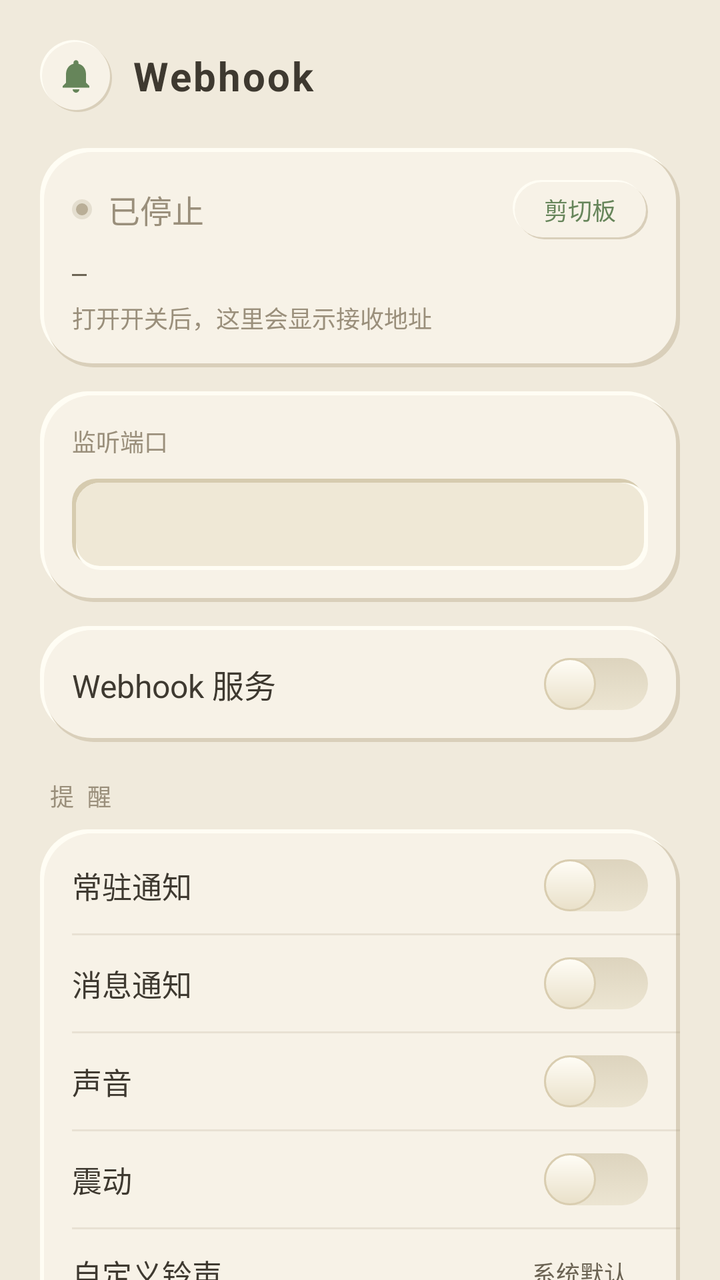
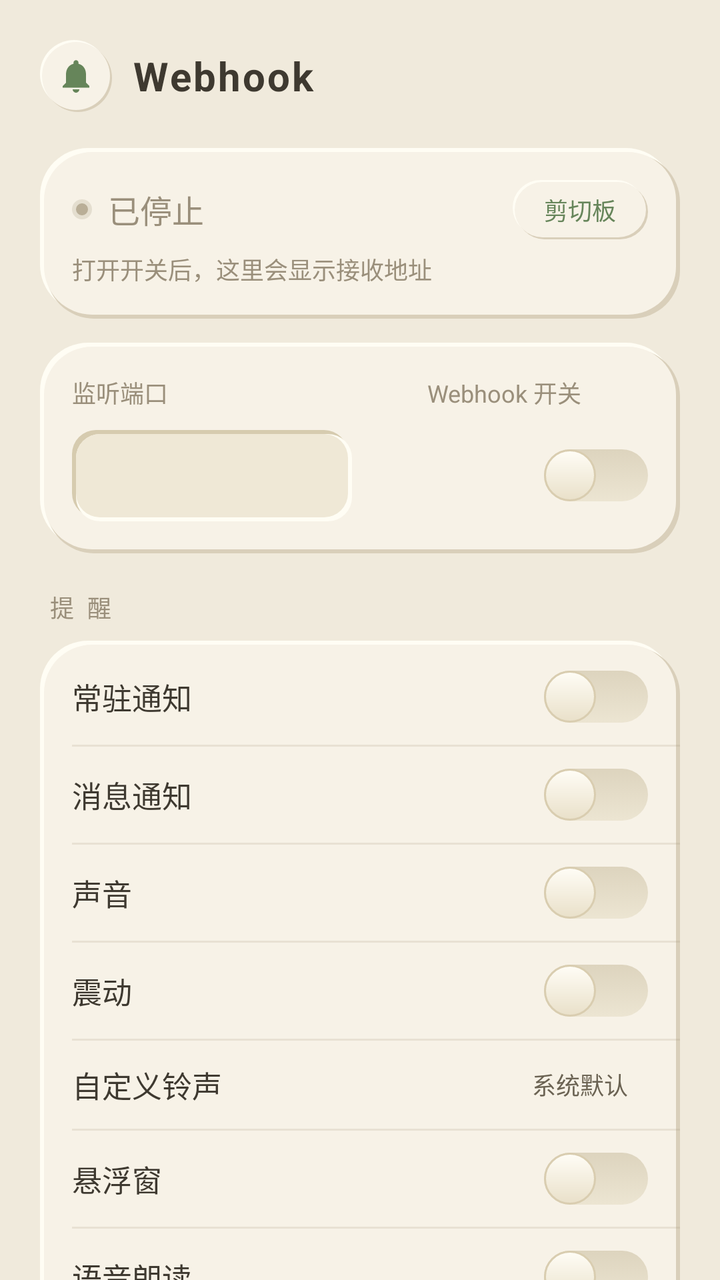

Before-and-after screenshots of an Android layout around one commit, followed by the original layout XML and the change that was made.
<!-- AndroidManifest.xml: application theme AppTheme -->
<!-- res/layout/activity_main.xml -->
<?xml version="1.0" encoding="utf-8"?>
<ScrollView xmlns:android="http://schemas.android.com/apk/res/android"
    android:layout_width="match_parent"
    android:layout_height="match_parent"
    android:fillViewport="true"
    android:scrollbars="none">

    <LinearLayout
        android:layout_width="match_parent"
        android:layout_height="wrap_content"
        android:orientation="vertical"
        android:padding="20dp">

        <LinearLayout
            android:layout_width="match_parent"
            android:layout_height="wrap_content"
            android:orientation="horizontal"
            android:gravity="center_vertical"
            android:paddingBottom="4dp">

            <ImageView
                android:layout_width="36dp"
                android:layout_height="36dp"
                android:background="@drawable/bg_pill"
                android:src="@drawable/ic_notification"
                android:tint="@color/accent_deep"
                android:padding="8dp"/>

            <TextView
                android:layout_width="wrap_content"
                android:layout_height="wrap_content"
                android:layout_marginStart="10dp"
                android:text="Webhook"
                android:textColor="@color/ink"
                android:textSize="20sp"
                android:textStyle="bold"
                android:letterSpacing="0.05"/>
        </LinearLayout>

        <LinearLayout
            android:layout_width="match_parent"
            android:layout_height="wrap_content"
            android:orientation="vertical"
            android:background="@drawable/bg_card"
            android:padding="16dp"
            android:layout_marginTop="14dp">

            <LinearLayout
                android:layout_width="match_parent"
                android:layout_height="wrap_content"
                android:orientation="horizontal"
                android:gravity="center_vertical">

                <View
                    android:id="@+id/led"
                    android:layout_width="10dp"
                    android:layout_height="10dp"
                    android:background="@drawable/led_off"/>

                <TextView
                    android:id="@+id/status"
                    android:layout_width="0dp"
                    android:layout_height="wrap_content"
                    android:layout_weight="3"
                    android:layout_marginStart="8dp"
                    android:text="已停止"
                    android:textColor="@color/muted"
                    android:textSize="16sp"
                    android:maxLines="1"
                    android:ellipsize="end"/>

                <TextView
                    android:id="@+id/clip_btn"
                    android:layout_width="0dp"
                    android:layout_height="wrap_content"
                    android:layout_weight="1"
                    android:background="@drawable/bg_pill"
                    android:paddingTop="6dp"
                    android:paddingBottom="6dp"
                    android:text="剪切板"
                    android:gravity="center"
                    android:textColor="@color/accent_deep"
                    android:textSize="12sp"
                    android:clickable="true"
                    android:focusable="true"
                    android:foreground="?android:attr/selectableItemBackground"/>
            </LinearLayout>

            <TextView
                android:id="@+id/badge"
                android:layout_width="wrap_content"
                android:layout_height="wrap_content"
                android:layout_marginTop="8dp"
                android:text="—"
                android:textColor="@color/dark"
                android:textSize="12sp"
                android:fontFamily="monospace"/>

            <TextView
                android:id="@+id/urls"
                android:layout_width="match_parent"
                android:layout_height="wrap_content"
                android:layout_marginTop="6dp"
                android:text="打开开关后，这里会显示接收地址"
                android:textColor="@color/muted"
                android:textSize="12sp"/>
        </LinearLayout>

        <LinearLayout
            android:layout_width="match_parent"
            android:layout_height="wrap_content"
            android:orientation="vertical"
            android:background="@drawable/bg_card"
            android:padding="16dp"
            android:layout_marginTop="12dp">

            <TextView
                android:layout_width="match_parent"
                android:layout_height="wrap_content"
                android:text="监听端口"
                android:textColor="@color/muted"
                android:textSize="12sp"/>

            <EditText
                android:id="@+id/port"
                android:layout_width="match_parent"
                android:layout_height="wrap_content"
                android:layout_marginTop="10dp"
                android:background="@drawable/bg_inset"
                android:padding="12dp"
                android:inputType="number"
                android:maxLength="5"
                android:textSize="16sp"
                android:textColor="@color/ink"/>
        </LinearLayout>

        <LinearLayout
            android:layout_width="match_parent"
            android:layout_height="wrap_content"
            android:orientation="horizontal"
            android:gravity="center_vertical"
            android:background="@drawable/bg_card"
            android:padding="16dp"
            android:layout_marginTop="12dp">

            <TextView
                android:layout_width="0dp"
                android:layout_height="wrap_content"
                android:layout_weight="1"
                android:text="Webhook 服务"
                android:textColor="@color/ink"
                android:textSize="16sp"/>

            <Switch
                android:id="@+id/toggle"
                style="@style/NeoSwitch"
                android:layout_width="wrap_content"
                android:layout_height="wrap_content"/>
        </LinearLayout>

        <TextView
            android:layout_width="wrap_content"
            android:layout_height="wrap_content"
            android:layout_marginTop="18dp"
            android:layout_marginStart="4dp"
            android:text="提 醒"
            android:textColor="@color/muted"
            android:textSize="12sp"
            android:letterSpacing="0.15"/>

        <LinearLayout
            android:layout_width="match_parent"
            android:layout_height="wrap_content"
            android:orientation="vertical"
            android:background="@drawable/bg_card"
            android:paddingTop="4dp"
            android:paddingBottom="4dp"
            android:layout_marginTop="8dp">

            <LinearLayout
                android:layout_width="match_parent"
                android:layout_height="wrap_content"
                android:orientation="horizontal"
                android:gravity="center_vertical"
                android:paddingStart="16dp"
                android:paddingEnd="16dp"
                android:paddingTop="11dp"
                android:paddingBottom="11dp">

                <TextView
                    android:layout_width="0dp"
                    android:layout_height="wrap_content"
                    android:layout_weight="1"
                    android:text="常驻通知"
                    android:textColor="@color/ink"
                    android:textSize="15sp"/>

                <Switch
                    android:id="@+id/sw_fgs"
                    style="@style/NeoSwitch"
                    android:layout_width="wrap_content"
                    android:layout_height="wrap_content"/>
            </LinearLayout>

            <View
                android:layout_width="match_parent"
                android:layout_height="1dp"
                android:layout_marginStart="16dp"
                android:background="@color/divider"/>

            <LinearLayout
                android:layout_width="match_parent"
                android:layout_height="wrap_content"
                android:orientation="horizontal"
                android:gravity="center_vertical"
                android:paddingStart="16dp"
                android:paddingEnd="16dp"
                android:paddingTop="11dp"
                android:paddingBottom="11dp">

                <TextView
                    android:layout_width="0dp"
                    android:layout_height="wrap_content"
                    android:layout_weight="1"
                    android:text="消息通知"
                    android:textColor="@color/ink"
                    android:textSize="15sp"/>

                <Switch
                    android:id="@+id/sw_notify"
                    style="@style/NeoSwitch"
                    android:layout_width="wrap_content"
                    android:layout_height="wrap_content"/>
            </LinearLayout>

            <View
                android:layout_width="match_parent"
                android:layout_height="1dp"
                android:layout_marginStart="16dp"
                android:background="@color/divider"/>

            <LinearLayout
                android:layout_width="match_parent"
                android:layout_height="wrap_content"
                android:orientation="horizontal"
                android:gravity="center_vertical"
                android:paddingStart="16dp"
                android:paddingEnd="16dp"
                android:paddingTop="11dp"
                android:paddingBottom="11dp">

                <TextView
                    android:layout_width="0dp"
                    android:layout_height="wrap_content"
                    android:layout_weight="1"
                    android:text="声音"
                    android:textColor="@color/ink"
                    android:textSize="15sp"/>

                <Switch
                    android:id="@+id/sw_sound"
                    style="@style/NeoSwitch"
                    android:layout_width="wrap_content"
                    android:layout_height="wrap_content"/>
            </LinearLayout>

            <View
                android:layout_width="match_parent"
                android:layout_height="1dp"
                android:layout_marginStart="16dp"
                android:background="@color/divider"/>

            <LinearLayout
                android:layout_width="match_parent"
                android:layout_height="wrap_content"
                android:orientation="horizontal"
                android:gravity="center_vertical"
                android:paddingStart="16dp"
                android:paddingEnd="16dp"
                android:paddingTop="11dp"
                android:paddingBottom="11dp">

                <TextView
                    android:layout_width="0dp"
                    android:layout_height="wrap_content"
                    android:layout_weight="1"
                    android:text="震动"
                    android:textColor="@color/ink"
                    android:textSize="15sp"/>

                <Switch
                    android:id="@+id/sw_vibrate"
                    style="@style/NeoSwitch"
                    android:layout_width="wrap_content"
                    android:layout_height="wrap_content"/>
            </LinearLayout>

            <View
                android:layout_width="match_parent"
                android:layout_height="1dp"
                android:layout_marginStart="16dp"
                android:background="@color/divider"/>

            <LinearLayout
                android:id="@+id/ring_row"
                android:layout_width="match_parent"
                android:layout_height="wrap_content"
                android:orientation="horizontal"
                android:gravity="center_vertical"
                android:paddingStart="16dp"
                android:paddingEnd="16dp"
                android:paddingTop="11dp"
                android:paddingBottom="11dp"
                android:clickable="true"
                android:focusable="true"
                android:foreground="?android:attr/selectableItemBackground">

                <TextView
                    android:layout_width="0dp"
                    android:layout_height="wrap_content"
                    android:layout_weight="1"
                    android:text="自定义铃声"
                    android:textColor="@color/ink"
                    android:textSize="15sp"/>

                <TextView
                    android:id="@+id/ring_val"
                    android:layout_width="wrap_content"
                    android:layout_height="wrap_content"
                    android:layout_marginEnd="10dp"
                    android:text="系统默认"
                    android:textColor="@color/dark"
                    android:textSize="12sp"
                    android:maxLines="1"
                    android:ellipsize="end"
                    android:maxWidth="140dp"/>
            </LinearLayout>

            <View
                android:layout_width="match_parent"
                android:layout_height="1dp"
                android:layout_marginStart="16dp"
                android:background="@color/divider"/>

            <LinearLayout
                android:layout_width="match_parent"
                android:layout_height="wrap_content"
                android:orientation="horizontal"
                android:gravity="center_vertical"
                android:paddingStart="16dp"
                android:paddingEnd="16dp"
                android:paddingTop="11dp"
                android:paddingBottom="11dp">

                <TextView
                    android:layout_width="0dp"
                    android:layout_height="wrap_content"
                    android:layout_weight="1"
                    android:text="悬浮窗"
                    android:textColor="@color/ink"
                    android:textSize="15sp"/>

                <Switch
                    android:id="@+id/sw_float_msg"
                    style="@style/NeoSwitch"
                    android:layout_width="wrap_content"
                    android:layout_height="wrap_content"/>
            </LinearLayout>

            <View
                android:layout_width="match_parent"
                android:layout_height="1dp"
                android:layout_marginStart="16dp"
                android:background="@color/divider"/>

            <LinearLayout
                android:layout_width="match_parent"
                android:layout_height="wrap_content"
                android:orientation="horizontal"
                android:gravity="center_vertical"
                android:paddingStart="16dp"
                android:paddingEnd="16dp"
                android:paddingTop="11dp"
                android:paddingBottom="11dp">

                <TextView
                    android:layout_width="0dp"
                    android:layout_height="wrap_content"
                    android:layout_weight="1"
                    android:text="悬浮球"
                    android:textColor="@color/ink"
                    android:textSize="15sp"/>

                <Switch
                    android:id="@+id/sw_float_ball"
                    style="@style/NeoSwitch"
                    android:layout_width="wrap_content"
                    android:layout_height="wrap_content"/>
            </LinearLayout>

            <View
                android:layout_width="match_parent"
                android:layout_height="1dp"
                android:layout_marginStart="16dp"
                android:background="@color/divider"/>

            <LinearLayout
                android:layout_width="match_parent"
                android:layout_height="wrap_content"
                android:orientation="horizontal"
                android:gravity="center_vertical"
                android:paddingStart="16dp"
                android:paddingEnd="16dp"
                android:paddingTop="11dp"
                android:paddingBottom="11dp">

                <TextView
                    android:layout_width="0dp"
                    android:layout_height="wrap_content"
                    android:layout_weight="1"
                    android:text="语音朗读"
                    android:textColor="@color/ink"
                    android:textSize="15sp"/>

                <Switch
                    android:id="@+id/sw_tts"
                    style="@style/NeoSwitch"
                    android:layout_width="wrap_content"
                    android:layout_height="wrap_content"/>
            </LinearLayout>
        </LinearLayout>

        <TextView
            android:layout_width="wrap_content"
            android:layout_height="wrap_content"
            android:layout_marginTop="18dp"
            android:layout_marginStart="4dp"
            android:text="保 活"
            android:textColor="@color/muted"
            android:textSize="12sp"
            android:letterSpacing="0.15"/>

        <LinearLayout
            android:layout_width="match_parent"
            android:layout_height="wrap_content"
            android:orientation="vertical"
            android:background="@drawable/bg_card"
            android:paddingTop="4dp"
            android:paddingBottom="4dp"
            android:layout_marginTop="8dp">

            <LinearLayout
                android:layout_width="match_parent"
                android:layout_height="wrap_content"
                android:orientation="horizontal"
                android:gravity="center_vertical"
                android:paddingStart="16dp"
                android:paddingEnd="16dp"
                android:paddingTop="11dp"
                android:paddingBottom="11dp">

                <TextView
                    android:layout_width="0dp"
                    android:layout_height="wrap_content"
                    android:layout_weight="1"
                    android:text="开机自启"
                    android:textColor="@color/ink"
                    android:textSize="15sp"/>

                <Switch
                    android:id="@+id/sw_boot"
                    style="@style/NeoSwitch"
                    android:layout_width="wrap_content"
                    android:layout_height="wrap_content"/>
            </LinearLayout>

            <View
                android:layout_width="match_parent"
                android:layout_height="1dp"
                android:layout_marginStart="16dp"
                android:background="@color/divider"/>

            <LinearLayout
                android:layout_width="match_parent"
                android:layout_height="wrap_content"
                android:orientation="horizontal"
                android:gravity="center_vertical"
                android:paddingStart="16dp"
                android:paddingEnd="16dp"
                android:paddingTop="11dp"
                android:paddingBottom="11dp">

                <TextView
                    android:layout_width="0dp"
                    android:layout_height="wrap_content"
                    android:layout_weight="1"
                    android:text="电池优化白名单"
                    android:textColor="@color/ink"
                    android:textSize="15sp"/>

                <TextView
                    android:id="@+id/battery"
                    android:layout_width="wrap_content"
                    android:layout_height="wrap_content"
                    android:background="@drawable/bg_pill"
                    android:paddingStart="14dp"
                    android:paddingEnd="14dp"
                    android:paddingTop="5dp"
                    android:paddingBottom="5dp"
                    android:text="去设置"
                    android:textColor="@color/dark"
                    android:textSize="12sp"
                    android:clickable="true"
                    android:focusable="true"
                    android:foreground="?android:attr/selectableItemBackground"/>
            </LinearLayout>
        </LinearLayout>

        <TextView
            android:layout_width="match_parent"
            android:layout_height="wrap_content"
            android:layout_marginTop="18dp"
            android:text="向 http://手机IP:端口 发送 POST 请求，消息将按上方开关分发到通知栏、声音、悬浮窗、悬浮球与语音朗读。\n\n支持 JSON（自动提取 title / text / message / content 等字段）、表单参数、纯文本。\n\n悬浮窗与悬浮球需在系统设置中授权；部分手机请同时允许「自启动」与「后台运行」。"
            android:textColor="@color/muted"
            android:textSize="12sp"
            android:lineSpacingExtra="4dp"/>
    </LinearLayout>
</ScrollView>
<!-- resources referenced by this layout -->
<resources>
  <color name="accent_deep">#66855A</color>
  <color name="dark">#6B6353</color>
  <color name="divider">#30A6967A</color>
  <color name="ink">#3E3930</color>
  <color name="muted">#9A8F7B</color>
  <!-- drawable bg_card (drawable) -->
  <?xml version="1.0" encoding="utf-8"?>
  <layer-list xmlns:android="http://schemas.android.com/apk/res/android">
      <item android:bottom="3dp" android:right="3dp">
          <shape>
              <corners android:radius="24dp"/>
              <solid android:color="@color/hi"/>
          </shape>
      </item>
      <item android:top="3dp" android:left="3dp">
          <shape>
              <corners android:radius="24dp"/>
              <solid android:color="@color/sh"/>
          </shape>
      </item>
      <item android:top="2dp" android:left="2dp" android:right="2dp" android:bottom="2dp">
          <shape>
              <corners android:radius="24dp"/>
              <solid android:color="@color/card"/>
          </shape>
      </item>
  </layer-list>
  <!-- drawable ic_notification (drawable) -->
  <?xml version="1.0" encoding="utf-8"?>
  <vector xmlns:android="http://schemas.android.com/apk/res/android"
      android:width="24dp" android:height="24dp"
      android:viewportWidth="24" android:viewportHeight="24">
      <path android:fillColor="#FFFFFFFF"
          android:pathData="M12,22c1.1,0 2,-0.9 2,-2h-4c0,1.1 0.9,2 2,2zM18,16v-5c0,-3.07 -1.63,-5.64 -4.5,-6.32v-0.68c0,-0.83 -0.67,-1.5 -1.5,-1.5s-1.5,0.67 -1.5,1.5v0.68C7.64,5.36 6,7.92 6,11v5l-2,2v1h16v-1L18,16z"/>
  </vector>
  <!-- drawable led_off (drawable) -->
  <?xml version="1.0" encoding="utf-8"?>
  <layer-list xmlns:android="http://schemas.android.com/apk/res/android">
      <item>
          <shape android:shape="oval">
              <solid android:color="#4DB9AE97"/>
          </shape>
      </item>
      <item android:top="2dp" android:bottom="2dp" android:left="2dp" android:right="2dp">
          <shape android:shape="oval">
              <solid android:color="#B9AE97"/>
          </shape>
      </item>
  </layer-list>
  <style name="NeoSwitch">
          <item name="android:switchMinWidth">46dp</item>
          <item name="android:thumb">@drawable/switch_thumb</item>
          <item name="android:track">@drawable/switch_track</item>
          <item name="android:thumbOffset">0dp</item>
          <item name="android:showText">false</item>
      </style>
  <style name="AppTheme" parent="@android:style/Theme.Material.Light.NoActionBar">
          <item name="android:windowBackground">@color/bg</item>
          <item name="android:statusBarColor">@color/bg</item>
          <item name="android:navigationBarColor">@color/bg</item>
          <item name="android:windowLightStatusBar">true</item>
      </style>
  <color name="hi">#FFFDF4</color>
  <color name="sh">#D9CFBA</color>
  <color name="card">#F7F2E7</color>
  <color name="recess">#EFE8D6</color>
  <!-- drawable switch_thumb (drawable) -->
  <?xml version="1.0" encoding="utf-8"?>
  <shape xmlns:android="http://schemas.android.com/apk/res/android" android:shape="oval">
      <size android:width="26dp" android:height="26dp"/>
      <gradient android:angle="270" android:startColor="#FFFDF6" android:endColor="#E9E0C9"/>
      <stroke android:width="1dp" android:color="#D9CDB0"/>
  </shape>
  <!-- drawable switch_track (drawable) -->
  <?xml version="1.0" encoding="utf-8"?>
  <selector xmlns:android="http://schemas.android.com/apk/res/android">
      <item android:state_checked="true">
          <shape>
              <size android:width="46dp" android:height="26dp"/>
              <corners android:radius="13dp"/>
              <gradient android:angle="270" android:startColor="#8FAD7E" android:endColor="#67855C"/>
          </shape>
      </item>
      <item>
          <shape>
              <size android:width="46dp" android:height="26dp"/>
              <corners android:radius="13dp"/>
              <gradient android:angle="270" android:startColor="#DDD4BE" android:endColor="#ECE5D2"/>
          </shape>
      </item>
  </selector>
  <color name="bg">#F0EADC</color>
  <!-- unchanged entries left out for length: 2 -->
</resources>

<!-- the commit's change to res/layout/activity_main.xml (unified diff, before → after) -->
@@ -87,16 +87,6 @@
             </LinearLayout>
 
             <TextView
-                android:id="@+id/badge"
-                android:layout_width="wrap_content"
-                android:layout_height="wrap_content"
-                android:layout_marginTop="8dp"
-                android:text="—"
-                android:textColor="@color/dark"
-                android:textSize="12sp"
-                android:fontFamily="monospace"/>
-
-            <TextView
                 android:id="@+id/urls"
                 android:layout_width="match_parent"
                 android:layout_height="wrap_content"
@@ -114,48 +104,57 @@
             android:padding="16dp"
             android:layout_marginTop="12dp">
 
-            <TextView
-                android:layout_width="match_parent"
-                android:layout_height="wrap_content"
-                android:text="监听端口"
-                android:textColor="@color/muted"
-                android:textSize="12sp"/>
-
-            <EditText
-                android:id="@+id/port"
-                android:layout_width="match_parent"
-                android:layout_height="wrap_content"
-                android:layout_marginTop="10dp"
-                android:background="@drawable/bg_inset"
-                android:padding="12dp"
-                android:inputType="number"
-                android:maxLength="5"
-                android:textSize="16sp"
-                android:textColor="@color/ink"/>
-        </LinearLayout>
-
-        <LinearLayout
-            android:layout_width="match_parent"
-            android:layout_height="wrap_content"
-            android:orientation="horizontal"
-            android:gravity="center_vertical"
-            android:background="@drawable/bg_card"
-            android:padding="16dp"
-            android:layout_marginTop="12dp">
-
-            <TextView
-                android:layout_width="0dp"
-                android:layout_height="wrap_content"
-                android:layout_weight="1"
-                android:text="Webhook 服务"
-                android:textColor="@color/ink"
-                android:textSize="16sp"/>
-
-            <Switch
-                android:id="@+id/toggle"
-                style="@style/NeoSwitch"
-                android:layout_width="wrap_content"
-                android:layout_height="wrap_content"/>
+            <LinearLayout
+                android:layout_width="match_parent"
+                android:layout_height="wrap_content"
+                android:orientation="horizontal">
+
+                <TextView
+                    android:layout_width="0dp"
+                    android:layout_height="wrap_content"
+                    android:layout_weight="1"
+                    android:text="监听端口"
+                    android:textColor="@color/muted"
+                    android:textSize="12sp"/>
+
+                <TextView
+                    android:layout_width="0dp"
+                    android:layout_height="wrap_content"
+                    android:layout_weight="1"
+                    android:text="Webhook 开关"
+                    android:textColor="@color/muted"
+                    android:textSize="12sp"
+                    android:gravity="center"/>
+            </LinearLayout>
+
+            <LinearLayout
+                android:layout_width="match_parent"
+                android:layout_height="wrap_content"
+                android:orientation="horizontal"
+                android:gravity="center_vertical"
+                android:layout_marginTop="10dp">
+
+                <EditText
+                    android:id="@+id/port"
+                    android:layout_width="0dp"
+                    android:layout_height="wrap_content"
+                    android:layout_weight="1"
+                    android:background="@drawable/bg_inset"
+                    android:padding="12dp"
+                    android:inputType="number"
+                    android:maxLength="5"
+                    android:textSize="16sp"
+                    android:textColor="@color/ink"/>
+
+                <Switch
+                    android:id="@+id/toggle"
+                    style="@style/NeoSwitch"
+                    android:layout_width="0dp"
+                    android:layout_height="wrap_content"
+                    android:layout_weight="1"
+                    android:gravity="center"
+                    android:layout_marginStart="8dp"/>
+            </LinearLayout>
         </LinearLayout>
 
         <TextView
@@ -362,37 +361,6 @@
 
                 <Switch
                     android:id="@+id/sw_float_msg"
-                    style="@style/NeoSwitch"
-                    android:layout_width="wrap_content"
-                    android:layout_height="wrap_content"/>
-            </LinearLayout>
-
-            <View
-                android:layout_width="match_parent"
-                android:layout_height="1dp"
-                android:layout_marginStart="16dp"
-                android:background="@color/divider"/>
-
-            <LinearLayout
-                android:layout_width="match_parent"
-                android:layout_height="wrap_content"
-                android:orientation="horizontal"
-                android:gravity="center_vertical"
-                android:paddingStart="16dp"
-                android:paddingEnd="16dp"
-                android:paddingTop="11dp"
-                android:paddingBottom="11dp">
-
-                <TextView
-                    android:layout_width="0dp"
-                    android:layout_height="wrap_content"
-                    android:layout_weight="1"
-                    android:text="悬浮球"
-                    android:textColor="@color/ink"
-                    android:textSize="15sp"/>
-
-                <Switch
-                    android:id="@+id/sw_float_ball"
                     style="@style/NeoSwitch"
                     android:layout_width="wrap_content"
                     android:layout_height="wrap_content"/>
